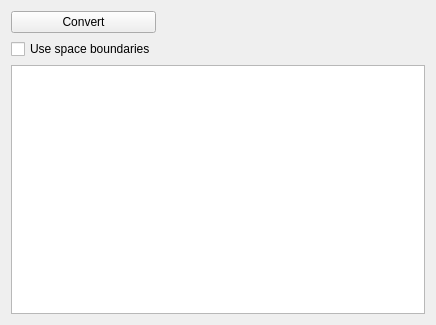
This is externals/IFCImportPlugin/src/ImportWPConvert.ui in hirseboy/IFC-Import-Plugin as Qt 5 draws it before an edit. The edited form follows.
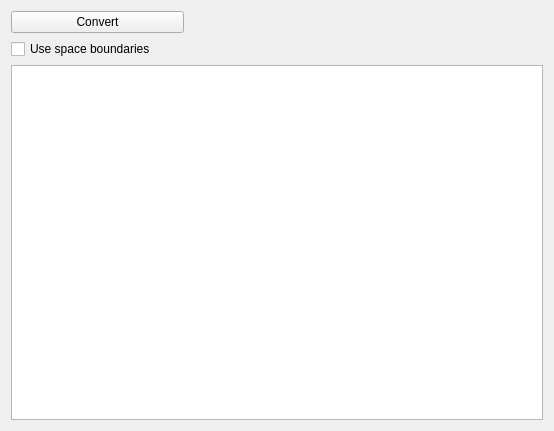
This is the edited form.

```diff
--- a/externals/IFCImportPlugin/src/ImportWPConvert.ui
+++ b/externals/IFCImportPlugin/src/ImportWPConvert.ui
@@ -6,8 +6,8 @@
    <rect>
     <x>0</x>
     <y>0</y>
-    <width>436</width>
-    <height>325</height>
+    <width>554</width>
+    <height>431</height>
    </rect>
   </property>
   <property name="windowTitle">
```
